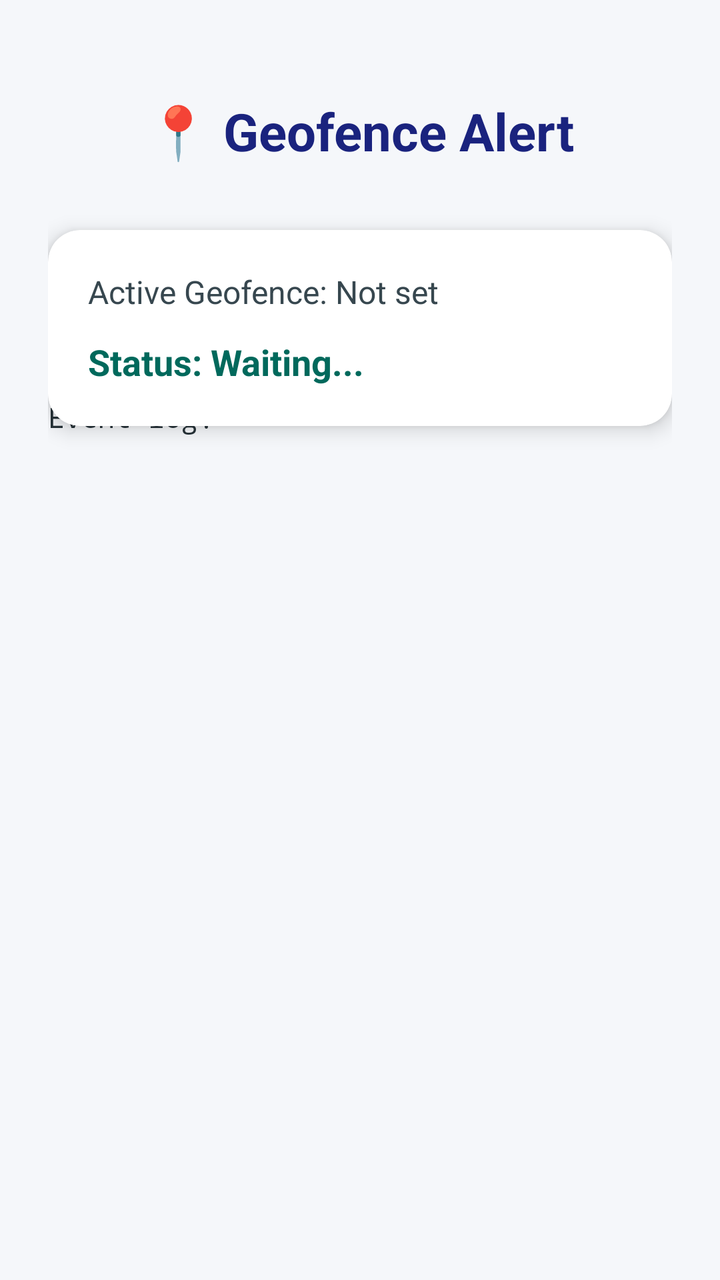
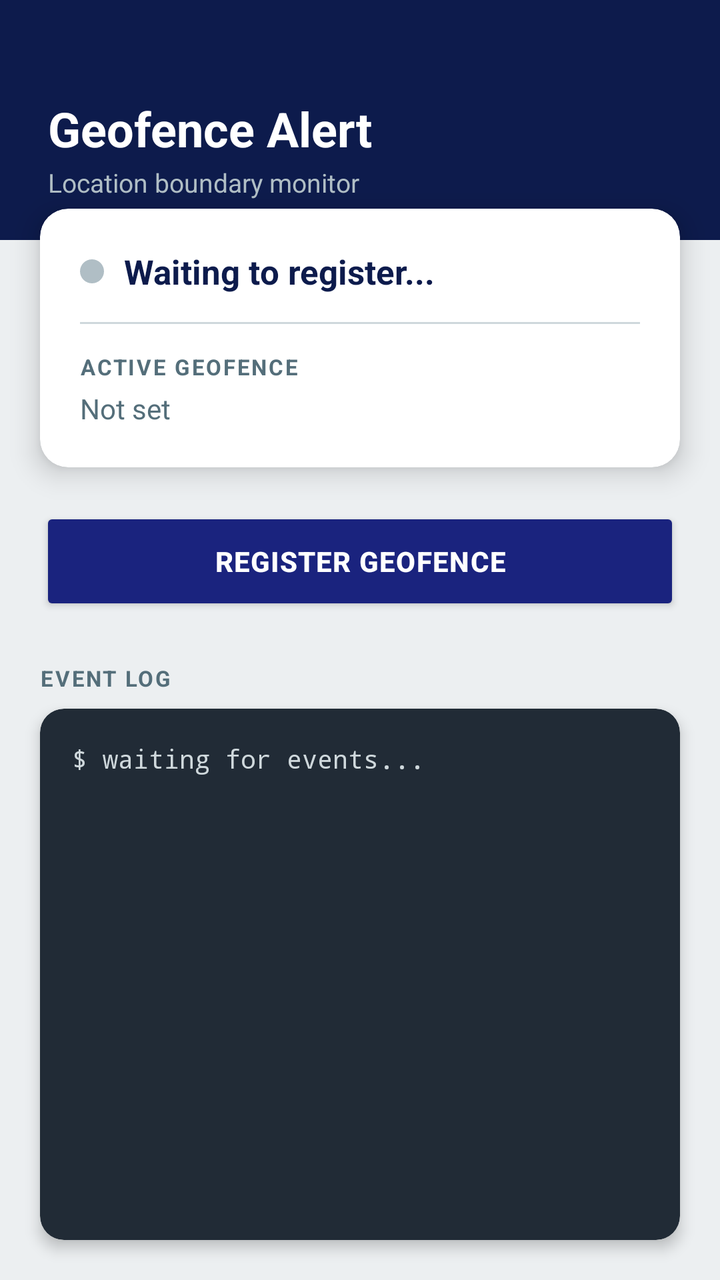

An Android layout rendered at two revisions. The XML below is the earlier revision; the diff shows what the commit changed to produce the second picture.
<!-- AndroidManifest.xml: application theme Theme.GeofenceAlertMini -->
<!-- res/layout/activity_main.xml -->
<?xml version="1.0" encoding="utf-8"?>
<androidx.constraintlayout.widget.ConstraintLayout xmlns:android="http://schemas.android.com/apk/res/android"
    xmlns:app="http://schemas.android.com/apk/res-auto"
    android:layout_width="match_parent"
    android:layout_height="match_parent"
    android:background="#F5F7FA"
    android:padding="24dp">

    <TextView
        android:id="@+id/titleText"
        android:layout_width="wrap_content"
        android:layout_height="wrap_content"
        android:text="📍 Geofence Alert"
        android:textSize="26sp"
        android:textStyle="bold"
        android:textColor="#1A237E"
        app:layout_constraintTop_toTopOf="parent"
        app:layout_constraintStart_toStartOf="parent"
        app:layout_constraintEnd_toEndOf="parent"
        android:layout_marginTop="24dp"/>

    <androidx.cardview.widget.CardView
        android:layout_width="0dp"
        android:layout_height="wrap_content"
        app:cardCornerRadius="16dp"
        app:cardElevation="6dp"
        app:layout_constraintTop_toBottomOf="@id/titleText"
        app:layout_constraintStart_toStartOf="parent"
        app:layout_constraintEnd_toEndOf="parent"
        android:layout_marginTop="32dp">

        <LinearLayout
            android:layout_width="match_parent"
            android:layout_height="wrap_content"
            android:orientation="vertical"
            android:padding="20dp">

            <TextView
                android:id="@+id/activeGeofenceLabel"
                android:layout_width="match_parent"
                android:layout_height="wrap_content"
                android:text="Active Geofence: Not set"
                android:textSize="16sp"
                android:textColor="#37474F"/>

            <TextView
                android:id="@+id/statusText"
                android:layout_width="match_parent"
                android:layout_height="wrap_content"
                android:layout_marginTop="12dp"
                android:text="Status: Waiting..."
                android:textSize="18sp"
                android:textStyle="bold"
                android:textColor="#00695C"/>

        </LinearLayout>
    </androidx.cardview.widget.CardView>

    <Button
        android:id="@+id/registerGeofenceButton"
        android:layout_width="0dp"
        android:layout_height="56dp"
        android:layout_marginTop="40dp"
        android:text="Register Geofence"
        android:backgroundTint="#1A237E"
        android:textColor="#FFFFFF"
        app:layout_constraintTop_toBottomOf="@id/titleText"
        app:layout_constraintStart_toStartOf="parent"
        app:layout_constraintEnd_toEndOf="parent"
        app:layout_constraintVertical_bias="0.55"/>

    <ScrollView
        android:id="@+id/logScroll"
        android:layout_width="0dp"
        android:layout_height="0dp"
        app:layout_constraintTop_toBottomOf="@id/registerGeofenceButton"
        app:layout_constraintBottom_toBottomOf="parent"
        app:layout_constraintStart_toStartOf="parent"
        app:layout_constraintEnd_toEndOf="parent"
        android:layout_marginTop="20dp">

        <TextView
            android:id="@+id/logText"
            android:layout_width="match_parent"
            android:layout_height="wrap_content"
            android:text="Event log:\n"
            android:textSize="14sp"
            android:fontFamily="monospace"
            android:textColor="#263238"/>
    </ScrollView>

</androidx.constraintlayout.widget.ConstraintLayout>
<!-- resources referenced by this layout -->
<resources>
  <style name="Theme.GeofenceAlertMini" parent="Base.Theme.GeofenceAlertMini" />
  <style name="Base.Theme.GeofenceAlertMini" parent="Theme.Material3.DayNight.NoActionBar">
          
          
      </style>
</resources>

<!-- the commit's change to res/layout/activity_main.xml (unified diff, before → after) -->
@@ -3,31 +3,55 @@
     xmlns:app="http://schemas.android.com/apk/res-auto"
     android:layout_width="match_parent"
     android:layout_height="match_parent"
-    android:background="#F5F7FA"
-    android:padding="24dp">
+    android:background="@color/gray_bg">
 
-    <TextView
-        android:id="@+id/titleText"
-        android:layout_width="wrap_content"
+    
+    <LinearLayout
+        android:id="@+id/topBar"
+        android:layout_width="0dp"
         android:layout_height="wrap_content"
-        android:text="📍 Geofence Alert"
-        android:textSize="26sp"
-        android:textStyle="bold"
-        android:textColor="#1A237E"
+        android:orientation="vertical"
+        android:background="@color/dark_blue"
+        android:paddingStart="24dp"
+        android:paddingEnd="24dp"
+        android:paddingTop="48dp"
+        android:paddingBottom="20dp"
         app:layout_constraintTop_toTopOf="parent"
         app:layout_constraintStart_toStartOf="parent"
-        app:layout_constraintEnd_toEndOf="parent"
-        android:layout_marginTop="24dp"/>
+        app:layout_constraintEnd_toEndOf="parent">
 
+        <TextView
+            android:id="@+id/titleText"
+            android:layout_width="wrap_content"
+            android:layout_height="wrap_content"
+            android:text="Geofence Alert"
+            android:textSize="24sp"
+            android:textStyle="bold"
+            android:textColor="@color/white"/>
+
+        <TextView
+            android:layout_width="wrap_content"
+            android:layout_height="wrap_content"
+            android:layout_marginTop="2dp"
+            android:text="Location boundary monitor"
+            android:textSize="13sp"
+            android:textColor="#B0BEC5"/>
+    </LinearLayout>
+
+    
     <androidx.cardview.widget.CardView
+        android:id="@+id/statusCard"
         android:layout_width="0dp"
         android:layout_height="wrap_content"
-        app:cardCornerRadius="16dp"
-        app:cardElevation="6dp"
-        app:layout_constraintTop_toBottomOf="@id/titleText"
+        app:cardCornerRadius="14dp"
+        app:cardElevation="8dp"
+        app:cardBackgroundColor="@color/white"
+        app:layout_constraintTop_toBottomOf="@id/topBar"
         app:layout_constraintStart_toStartOf="parent"
         app:layout_constraintEnd_toEndOf="parent"
-        android:layout_marginTop="32dp">
+        android:layout_marginStart="20dp"
+        android:layout_marginEnd="20dp"
+        android:layout_marginTop="-16dp">
 
         <LinearLayout
             android:layout_width="match_parent"
@@ -35,58 +59,122 @@
             android:orientation="vertical"
             android:padding="20dp">
 
+            
+            <LinearLayout
+                android:layout_width="match_parent"
+                android:layout_height="wrap_content"
+                android:orientation="horizontal"
+                android:gravity="center_vertical">
+
+                <View
+                    android:id="@+id/statusDot"
+                    android:layout_width="12dp"
+                    android:layout_height="12dp"
+                    android:background="@drawable/status_dot"/>
+
+                <TextView
+                    android:id="@+id/statusText"
+                    android:layout_width="0dp"
+                    android:layout_height="wrap_content"
+                    android:layout_weight="1"
+                    android:layout_marginStart="10dp"
+                    android:text="Waiting to register..."
+                    android:textSize="17sp"
+                    android:textStyle="bold"
+                    android:textColor="@color/dark_blue"/>
+            </LinearLayout>
+
+            <View
+                android:layout_width="match_parent"
+                android:layout_height="1dp"
+                android:background="@color/gray_divider"
+                android:layout_marginTop="14dp"
+                android:layout_marginBottom="14dp"/>
+
+            <TextView
+                android:layout_width="wrap_content"
+                android:layout_height="wrap_content"
+                android:text="ACTIVE GEOFENCE"
+                android:textSize="11sp"
+                android:textStyle="bold"
+                android:textColor="@color/gray_text"
+                android:letterSpacing="0.08"/>
+
             <TextView
                 android:id="@+id/activeGeofenceLabel"
                 android:layout_width="match_parent"
                 android:layout_height="wrap_content"
-                android:text="Active Geofence: Not set"
-                android:textSize="16sp"
-                android:textColor="#37474F"/>
-
-            <TextView
-                android:id="@+id/statusText"
-                android:layout_width="match_parent"
-                android:layout_height="wrap_content"
-                android:layout_marginTop="12dp"
-                android:text="Status: Waiting..."
-                android:textSize="18sp"
-                android:textStyle="bold"
-                android:textColor="#00695C"/>
+                android:layout_marginTop="4dp"
+                android:text="Not set"
+                android:textSize="14sp"
+                android:textColor="@color/gray_text"/>
 
         </LinearLayout>
     </androidx.cardview.widget.CardView>
 
+    
     <Button
         android:id="@+id/registerGeofenceButton"
         android:layout_width="0dp"
-        android:layout_height="56dp"
-        android:layout_marginTop="40dp"
-        android:text="Register Geofence"
-        android:backgroundTint="#1A237E"
-        android:textColor="#FFFFFF"
-        app:layout_constraintTop_toBottomOf="@id/titleText"
+        android:layout_height="54dp"
+        android:layout_marginTop="20dp"
+        android:layout_marginStart="20dp"
+        android:layout_marginEnd="20dp"
+        android:text="REGISTER GEOFENCE"
+        android:textColor="@color/white"
+        android:textStyle="bold"
+        android:letterSpacing="0.03"
+        android:backgroundTint="@color/dark_blue_light"
+        app:cornerRadius="12dp"
+        app:layout_constraintTop_toBottomOf="@id/statusCard"
         app:layout_constraintStart_toStartOf="parent"
-        app:layout_constraintEnd_toEndOf="parent"
-        app:layout_constraintVertical_bias="0.55"/>
+        app:layout_constraintEnd_toEndOf="parent"/>
 
-    <ScrollView
-        android:id="@+id/logScroll"
+    
+    <TextView
+        android:id="@+id/logHeader"
+        android:layout_width="0dp"
+        android:layout_height="wrap_content"
+        android:layout_marginTop="24dp"
+        android:layout_marginStart="20dp"
+        android:text="EVENT LOG"
+        android:textSize="11sp"
+        android:textStyle="bold"
+        android:textColor="@color/gray_text"
+        android:letterSpacing="0.08"
+        app:layout_constraintTop_toBottomOf="@id/registerGeofenceButton"
+        app:layout_constraintStart_toStartOf="parent"/>
+
+    
+    <androidx.cardview.widget.CardView
         android:layout_width="0dp"
         android:layout_height="0dp"
-        app:layout_constraintTop_toBottomOf="@id/registerGeofenceButton"
+        app:cardCornerRadius="12dp"
+        app:cardElevation="4dp"
+        app:cardBackgroundColor="@color/console_bg"
+        app:layout_constraintTop_toBottomOf="@id/logHeader"
         app:layout_constraintBottom_toBottomOf="parent"
         app:layout_constraintStart_toStartOf="parent"
         app:layout_constraintEnd_toEndOf="parent"
-        android:layout_marginTop="20dp">
+        android:layout_marginTop="8dp"
+        android:layout_marginStart="20dp"
+        android:layout_marginEnd="20dp"
+        android:layout_marginBottom="20dp">
 
-        <TextView
-            android:id="@+id/logText"
+        <ScrollView
             android:layout_width="match_parent"
-            android:layout_height="wrap_content"
-            android:text="Event log:\n"
-            android:textSize="14sp"
-            android:fontFamily="monospace"
-            android:textColor="#263238"/>
-    </ScrollView>
+            android:layout_height="match_parent">
+
+            <TextView
+                android:id="@+id/logText"
+                android:layout_width="match_parent"
+                android:layout_height="wrap_content"
+                android:padding="16dp"
+                android:text="$ waiting for events..."
+                android:textSize="13sp"
+                android:fontFamily="monospace"
+                android:textColor="@color/console_text"/>
+        </ScrollView>
+    </androidx.cardview.widget.CardView>
 
 </androidx.constraintlayout.widget.ConstraintLayout>
<!-- resource entries referenced after the edit -->
@@ -1,6 +1,21 @@
 <!-- resources referenced by this layout -->
 <resources>
+  <color name="console_bg">#212B36</color>
+  <color name="console_text">#CFD8DC</color>
+  <color name="dark_blue">#0D1B4C</color>
+  <color name="dark_blue_light">#1A237E</color>
+  <color name="gray_bg">#ECEFF1</color>
+  <color name="gray_divider">#CFD8DC</color>
+  <color name="gray_text">#546E7A</color>
+  <color name="white">#FFFFFF</color>
+  <!-- drawable status_dot (drawable) -->
+  <?xml version="1.0" encoding="utf-8"?>
+  <shape xmlns:android="http://schemas.android.com/apk/res/android"
+      android:shape="oval">
+      <solid android:color="@color/status_dot_default" />
+  </shape>
   <style name="Theme.GeofenceAlertMini" parent="Base.Theme.GeofenceAlertMini" />
+  <color name="status_dot_default">#B0BEC5</color>
   <style name="Base.Theme.GeofenceAlertMini" parent="Theme.Material3.DayNight.NoActionBar">
           
           
